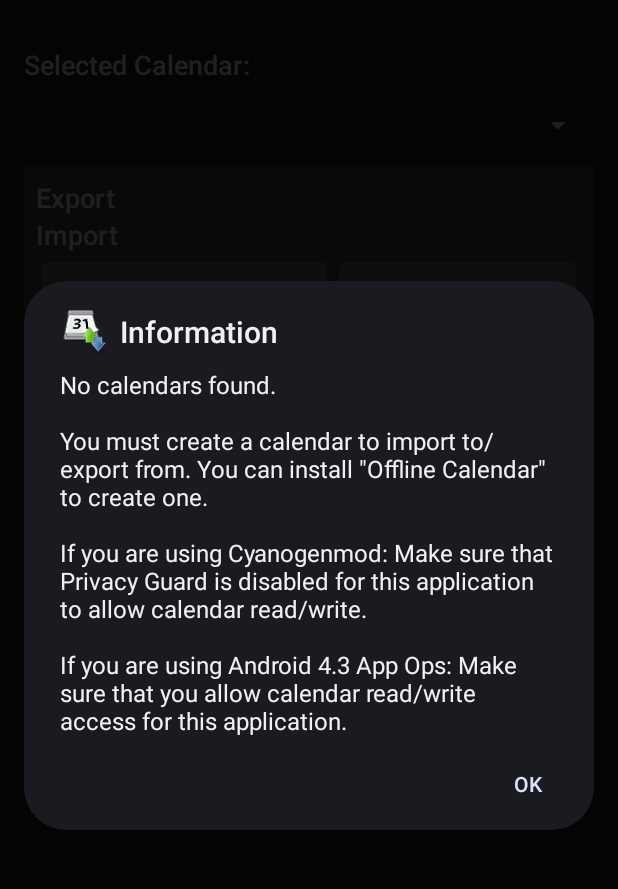
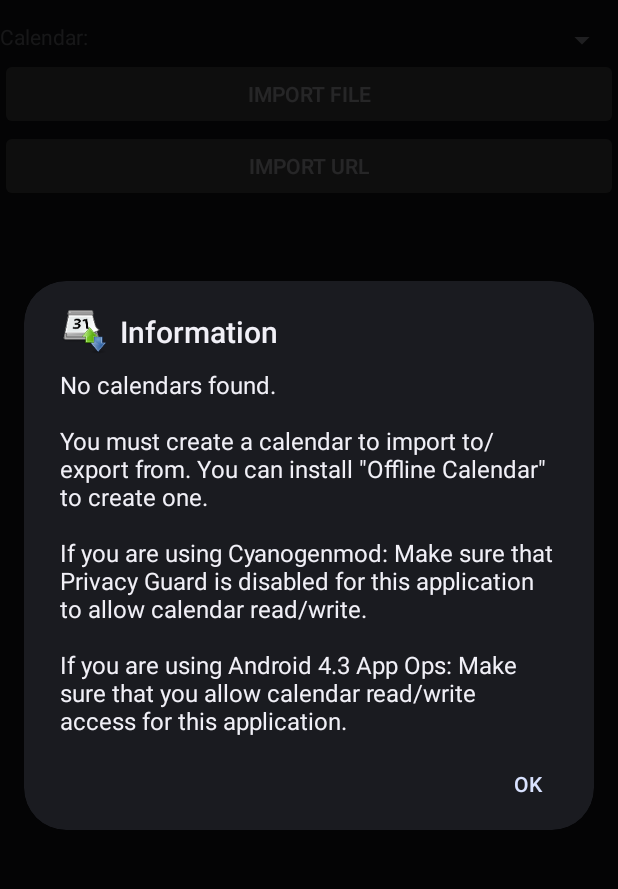
Before and after one commit to SufficientlySecure/calendar-import-export, an Android app: the screen it shows after launch (MainActivity), on a phone screen of 412 x 824 dp, the part 62-951 px from its top. Run offline under Robolectric (Android 15) with nearby library versions, the light colour scheme and no system bars; libraries missing offline, so code that uses them is left out: net.fortuna.ical4j; 9 statements that could not run were skipped.

Commit message:
Initial refactoring of the main view.
Simplify the layout with the intention to further reduce interaction elements
(buttons and dialogs in particular) shortly. Also remember our previous export
file name a-la the import URL.

```diff
--- a/iCalImportExport/src/main/java/org/sufficientlysecure/ical/ui/dialogs/DialogTools.java
+++ b/iCalImportExport/src/main/java/org/sufficientlysecure/ical/ui/dialogs/DialogTools.java
@@ -89,8 +89,8 @@
     }
 
     public static String questionDialog(final Activity activity, final int titleResource,
-            final int messageResource, final int okResource, final String input,
-            final boolean cancelable, final int drawableResource, final boolean password) {
+            final int messageResource, final String input,
+            final boolean cancelable, final boolean password) {
         final String[] result = new String[2];
         activity.runOnUiThread(new Runnable() {
             @Override
@@ -125,7 +125,7 @@
                 }
                 layout.addView(editText);
 
-                builder.setPositiveButton(activity.getString(okResource),
+                builder.setPositiveButton(android.R.string.ok,
                         new DialogInterface.OnClickListener() {
                     @Override
                     public void onClick(DialogInterface dialog, int which) {
--- a/iCalImportExport/src/main/res/layout/main.xml
+++ b/iCalImportExport/src/main/res/layout/main.xml
@@ -6,104 +6,62 @@
     <LinearLayout
         android:layout_width="match_parent"
         android:layout_height="wrap_content"
-        android:layout_margin="8dp"
         android:orientation="vertical" >
-
-        <TextView
-            android:layout_width="match_parent"
-            android:layout_height="wrap_content"
-            android:layout_margin="8dp"
-            android:text="@string/textview_choose_calendar"
-            android:textAppearance="?android:attr/textAppearanceMedium" />
-
-        <LinearLayout
-            android:layout_width="match_parent"
-            android:layout_height="wrap_content"
-            android:layout_margin="8dp"
-            android:orientation="horizontal" >
-
-            <Spinner
-                android:id="@+id/SpinnerChooseCalendar"
-                android:layout_width="wrap_content"
-                android:layout_height="wrap_content"
-                android:layout_weight="1"
-                android:prompt="@string/spinner_choose_calendar" />
-
-            <Button
-                android:id="@+id/ShowInformationButton"
-                android:layout_width="wrap_content"
-                android:layout_height="wrap_content"
-                android:layout_weight="1"
-                android:text="@string/button_show_information" />
-        </LinearLayout>
-
-        <LinearLayout
-            android:layout_width="match_parent"
-            android:layout_height="wrap_content"
-            android:layout_margin="8dp"
-            android:background="#393939"
-            android:orientation="vertical"
-            android:padding="8dp" >
-
-            <TextView
-                android:layout_width="match_parent"
-                android:layout_height="wrap_content"
-                android:text="@string/textview_export"
-                android:textAppearance="?android:attr/textAppearanceMedium" />
-
-            <Button
-                android:id="@+id/SaveButton"
-                android:layout_width="match_parent"
-                android:layout_height="wrap_content"
-                android:text="@string/button_save_calendar" />
-
-            <TextView
-                android:layout_width="match_parent"
-                android:layout_height="wrap_content"
-                android:text="@string/textview_import"
-                android:textAppearance="?android:attr/textAppearanceMedium" />
 
         <LinearLayout
             android:layout_width="match_parent"
             android:layout_height="wrap_content"
             android:orientation="horizontal" >
 
+            <TextView
+                android:layout_width="wrap_content"
+                android:layout_height="wrap_content"
+                android:text="@string/textview_calendar" />
+
+            <Spinner
+                android:id="@+id/SpinnerChooseCalendar"
+                android:layout_width="0dp"
+                android:layout_height="wrap_content"
+                android:layout_weight="1"
+                android:prompt="@string/spinner_choose_calendar" />
+        </LinearLayout>
+
+        <Button
+            android:id="@+id/ShowInformationButton"
+            android:layout_width="match_parent"
+            android:layout_height="wrap_content"
+            android:text="@string/button_show_information" />
+
+        <Button
+            android:id="@+id/SaveButton"
+            android:layout_width="match_parent"
+            android:layout_height="wrap_content"
+            android:text="@string/button_export" />
+
         <Button
             android:id="@+id/SearchButton"
-                    android:layout_width="wrap_content"
+            android:layout_width="match_parent"
             android:layout_height="wrap_content"
-                    android:layout_weight="1"
-                    android:text="@string/button_search_files" />
+            android:text="@string/button_import_file" />
 
         <Button
             android:id="@+id/SetUrlButton"
-                    android:layout_width="wrap_content"
-                    android:layout_height="wrap_content"
-                    android:layout_weight="1"
-                    android:text="@string/button_set_http" />
-            </LinearLayout>
-
-            <LinearLayout
             android:layout_width="match_parent"
             android:layout_height="wrap_content"
-                android:orientation="horizontal" >
+            android:text="@string/button_import_network" />
 
         <Spinner
             android:id="@+id/SpinnerFile"
-                    android:layout_width="wrap_content"
+            android:layout_width="match_parent"
             android:layout_height="wrap_content"
-                    android:layout_weight="1"
-                    android:prompt="@string/spinner_choose_file"
             android:visibility="gone" />
 
         <Button
             android:id="@+id/LoadButton"
-                    android:layout_width="wrap_content"
+            android:layout_width="match_parent"
             android:layout_height="wrap_content"
-                    android:layout_weight="1"
             android:text="@string/button_load_calendar"
             android:visibility="gone" />
-            </LinearLayout>
 
         <TextView
             android:id="@+id/IcalInfo"
@@ -132,6 +90,4 @@
                 android:text="@string/button_delete_entries" />
         </LinearLayout>
     </LinearLayout>
-    </LinearLayout>
-
 </ScrollView>
--- a/iCalImportExport/src/main/res/values/strings.xml
+++ b/iCalImportExport/src/main/res/values/strings.xml
@@ -10,21 +10,18 @@
     <string name="progress_deleting_calendarentries">Deleting calendar entries.</string>
     <string name="progress_insert_entries">Inserting entries.</string>
     <string name="progress_parsing_url">Parsing URL&#8230;</string>
-    <string name="button_search_files">From SDCard</string>
+    <string name="button_import_file">Import File</string>
+    <string name="button_import_network">Import URL</string>
     <string name="button_show_information">Information</string>
     <string name="button_delete_entries">Delete entries</string>
     <string name="button_insert_entries">Insert entries</string>
     <string name="button_load_calendar">Load</string>
-    <string name="button_save_calendar">Save to iCal file</string>
-    <string name="button_set_http">Set URL</string>
-    <string name="textview_export">Export</string>
-    <string name="textview_import">Import</string>
-    <string name="textview_choose_calendar">Selected Calendar:</string>
+    <string name="button_export">Export</string>
+    <string name="textview_calendar">Calendar:</string>
     <plurals name="textview_calendar_short_information">
          <item quantity="one">Found %d event.</item>
          <item quantity="other">Found %d events.</item>
     </plurals>
-    <string name="spinner_choose_file">Select iCal file below</string>
     <string name="spinner_choose_calendar">Select a calendar</string>
     <string name="dialog_enter_url_title">Enter Calendar URL</string>
     <string name="dialog_enter_url_message">Please enter an URL of an iCal file below which
@@ -40,7 +37,6 @@
          <item quantity="other">Successfully wrote %1$d events to file %2$s</item>
     </plurals>
     <string name="dialog_empty_calendar">Will not persist empty calendar.</string>
-    <string name="dialog_proceed">Proceed</string>
     <string name="dialog_information_title">Information</string>
     <string name="dialog_success_title">Finished</string>
     <plurals name="dialog_entries_deleted">
```
Also changed, not shown: iCalImportExport/src/main/java/org/sufficientlysecure/ical/Controller.java (+3 -6 lines), iCalImportExport/src/main/java/org/sufficientlysecure/ical/SaveCalendar.java (+18 -12 lines). Lines whose indentation alone changed are shown as unchanged.
